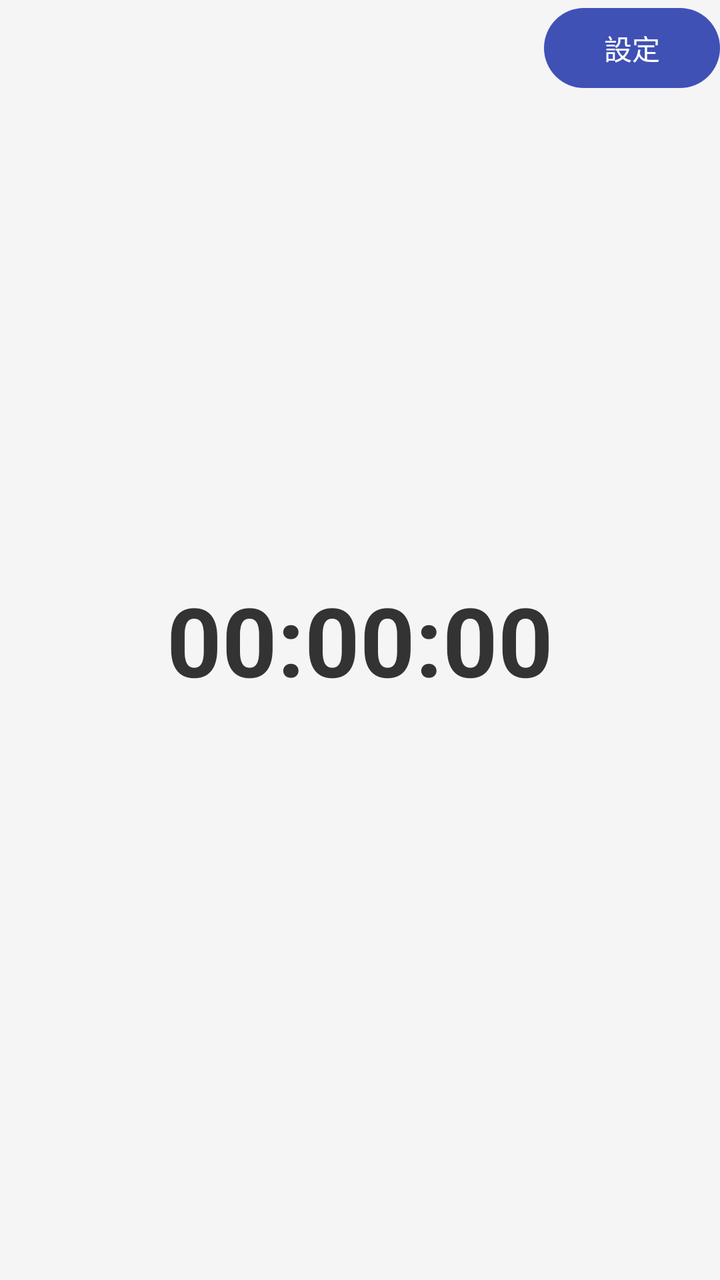
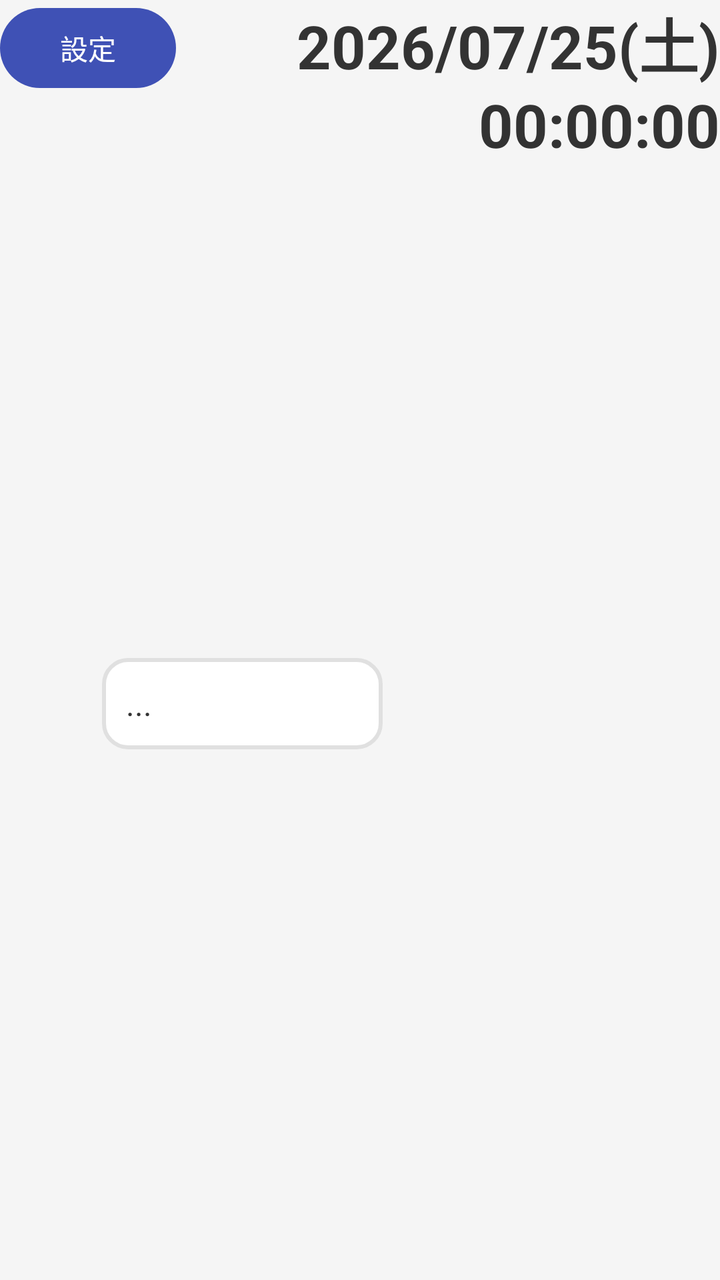

An Android layout rendered at two revisions. The XML below is the earlier revision; the diff shows what the commit changed to produce the second picture.
<!-- AndroidManifest.xml: activity theme Theme.Homemascot.NoActionBar -->
<!-- res/layout/activity_clock.xml -->
<?xml version="1.0" encoding="utf-8"?>
<FrameLayout xmlns:android="http://schemas.android.com/apk/res/android"
    android:id="@+id/root_layout"
    android:layout_width="match_parent"
    android:layout_height="match_parent"
    android:background="#F5F5F5">

    
    <Button
        android:id="@+id/button_settings"
        android:layout_width="wrap_content"
        android:layout_height="wrap_content"
        android:layout_gravity="top|end"
        android:text="設定" />

    
    <TextView
        android:id="@+id/text_clock"
        android:layout_width="wrap_content"
        android:layout_height="wrap_content"
        android:layout_gravity="center"
        android:text="00:00:00"
        android:textColor="#333333"
        android:textSize="48sp"
        android:textStyle="bold" />

</FrameLayout>
<!-- resources referenced by this layout -->
<resources>
  <style name="Theme.Homemascot.NoActionBar" parent="Theme.Material3.Light.NoActionBar">
          <item name="colorPrimary">#3f51b5</item>
          <item name="colorOnPrimary">#FFFFFF</item>
          <item name="colorSurface">#f5f5f5</item>
          <item name="colorOnSurface">#000000</item>
          <item name="colorOnSurfaceVariant">#666666</item>
      </style>
</resources>

<!-- the commit's change to res/layout/activity_clock.xml (unified diff, before → after) -->
@@ -10,7 +10,7 @@
         android:id="@+id/button_settings"
         android:layout_width="wrap_content"
         android:layout_height="wrap_content"
-        android:layout_gravity="top|end"
+        android:layout_gravity="top|start"
         android:text="設定" />
 
     
@@ -18,10 +18,55 @@
         android:id="@+id/text_clock"
         android:layout_width="wrap_content"
         android:layout_height="wrap_content"
-        android:layout_gravity="center"
-        android:text="00:00:00"
+        android:layout_gravity="top|end"
+        android:gravity="end"
+        android:lineSpacingExtra="3dp"
+        android:text="2026/07/25(土)\n00:00:00"
         android:textColor="#333333"
-        android:textSize="48sp"
+        android:textSize="30sp"
         android:textStyle="bold" />
 
+    
+    <LinearLayout
+        android:id="@+id/character_area"
+        android:layout_width="match_parent"
+        android:layout_height="match_parent"
+        android:layout_marginTop="88dp"
+        android:gravity="center_vertical"
+        android:orientation="horizontal"
+        android:paddingStart="16dp"
+        android:paddingEnd="16dp"
+        android:paddingBottom="24dp">
+
+        
+        <View
+            android:layout_width="0dp"
+            android:layout_height="0dp"
+            android:layout_weight="1" />
+
+        
+        <TextView
+            android:id="@+id/widget_speech_compact"
+            android:layout_width="0dp"
+            android:layout_height="wrap_content"
+            android:layout_gravity="center_vertical"
+            android:layout_marginEnd="12dp"
+            android:layout_weight="4"
+            android:background="@drawable/speech_bubble_bg"
+            android:padding="12dp"
+            android:text="..."
+            android:textColor="#333333"
+            android:textSize="16sp" />
+
+        
+        <ImageView
+            android:id="@+id/widget_character_image_compact"
+            android:layout_width="0dp"
+            android:layout_height="match_parent"
+            android:layout_weight="4"
+            android:adjustViewBounds="true"
+            android:contentDescription="キャラクター画像"
+            android:scaleType="fitCenter" />
+    </LinearLayout>
+
 </FrameLayout>
<!-- resource entries referenced after the edit -->
@@ -1,5 +1,19 @@
 <!-- resources referenced by this layout -->
 <resources>
+  <!-- drawable speech_bubble_bg (drawable) -->
+  <?xml version="1.0" encoding="utf-8"?>
+  <shape xmlns:android="http://schemas.android.com/apk/res/android">
+      <solid android:color="#FFFFFF" />
+      <corners android:radius="12dp" />
+      <stroke
+          android:width="2dp"
+          android:color="#E0E0E0" />
+      <padding
+          android:left="4dp"
+          android:top="4dp"
+          android:right="4dp"
+          android:bottom="4dp" />
+  </shape>
   <style name="Theme.Homemascot.NoActionBar" parent="Theme.Material3.Light.NoActionBar">
           <item name="colorPrimary">#3f51b5</item>
           <item name="colorOnPrimary">#FFFFFF</item>
